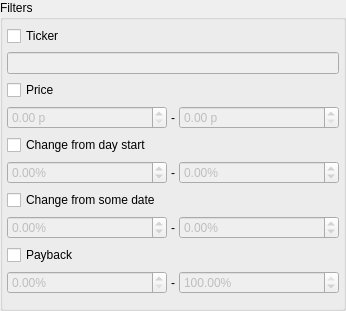
This is app/src/widgets/filterwidget/filterwidget.ui in Gris87/TInvestor as Qt 5 draws it before an edit. The edited form follows.
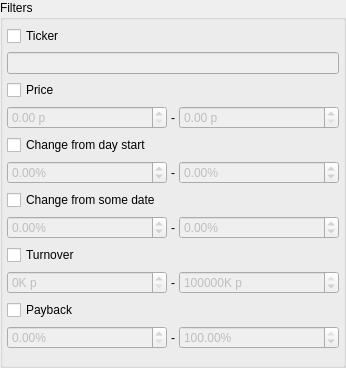
This is the edited form.

```diff
--- a/app/src/widgets/filterwidget/filterwidget.ui
+++ b/app/src/widgets/filterwidget/filterwidget.ui
@@ -7,7 +7,7 @@
     <x>0</x>
     <y>0</y>
     <width>346</width>
-    <height>311</height>
+    <height>368</height>
    </rect>
   </property>
   <layout class="QHBoxLayout" name="horizontalLayout">
@@ -223,6 +223,62 @@
         </item>
        </layout>
       </item>
+      <item>
+       <widget class="QCheckBox" name="turnoverCheckBox">
+        <property name="toolTip">
+         <string>In thousands</string>
+        </property>
+        <property name="text">
+         <string>Turnover</string>
+        </property>
+       </widget>
+      </item>
+      <item>
+       <layout class="QHBoxLayout" name="horizontalLayout_5">
+        <item>
+         <widget class="QSpinBox" name="turnoverFromSpinBox">
+          <property name="enabled">
+           <bool>false</bool>
+          </property>
+          <property name="suffix">
+           <string notr="true">K p</string>
+          </property>
+          <property name="maximum">
+           <number>1000000000</number>
+          </property>
+         </widget>
+        </item>
+        <item>
+         <widget class="QLabel" name="label_4">
+          <property name="sizePolicy">
+           <sizepolicy hsizetype="Fixed" vsizetype="Preferred">
+            <horstretch>0</horstretch>
+            <verstretch>0</verstretch>
+           </sizepolicy>
+          </property>
+          <property name="text">
+           <string notr="true">-</string>
+          </property>
+         </widget>
+        </item>
+        <item>
+         <widget class="QSpinBox" name="turnoverToSpinBox">
+          <property name="enabled">
+           <bool>false</bool>
+          </property>
+          <property name="suffix">
+           <string notr="true">K p</string>
+          </property>
+          <property name="maximum">
+           <number>1000000000</number>
+          </property>
+          <property name="value">
+           <number>1000000000</number>
+          </property>
+         </widget>
+        </item>
+       </layout>
+      </item>
       <item>
        <widget class="QCheckBox" name="paybackCheckBox">
         <property name="text">
```
